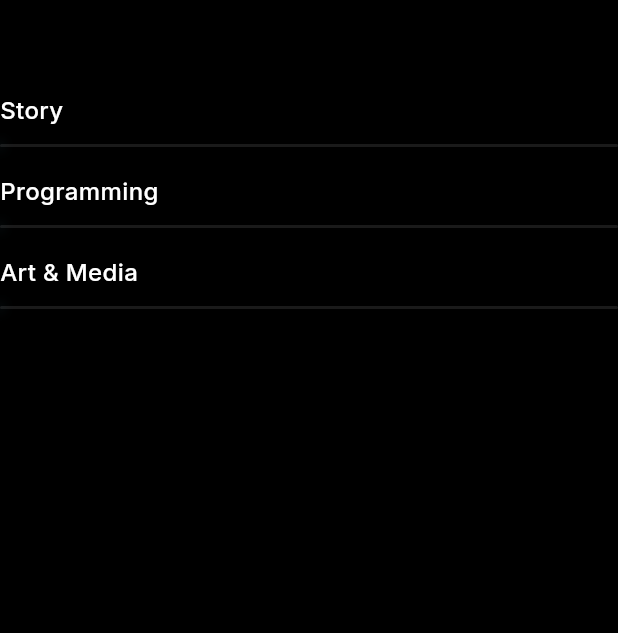
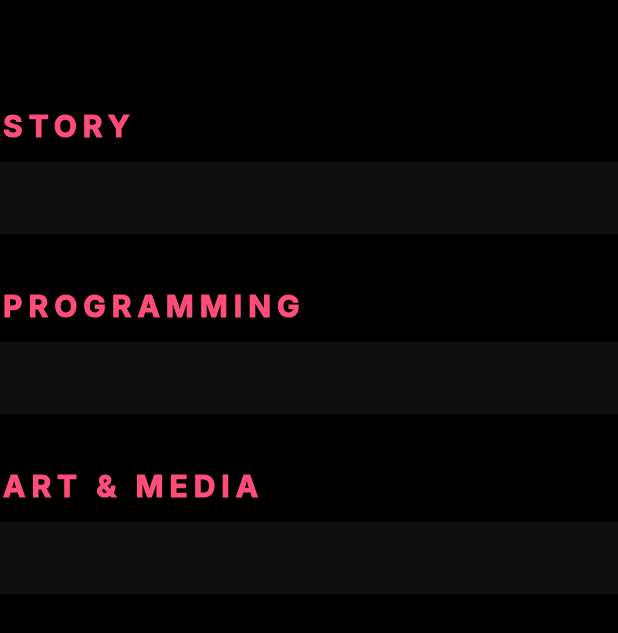
Before and after one commit to kirasimon565/blackmoon_web, a Flutter app: the EpisodeCardWithRebecca widget shown alone on an empty page, opened directly with empty values, on a phone screen of 412 x 824 dp. Shown: the top 633 px of the screen. Run offline on Flutter 3.47's test engine with Material 3 defaults, Android fonts, the phone set to English and light mode, and no system bars; our stand-ins replace go_router.

Commit message:
Update episode_card_with_rebecca.dart

```diff
--- a/lib/features/tracker/widgets/episode_card_with_rebecca.dart
+++ b/lib/features/tracker/widgets/episode_card_with_rebecca.dart
@@ -1,6 +1,8 @@
 import 'package:flutter/material.dart';
 import '../../../../core/theme/app_text_styles.dart';
 import '../models/episode_model.dart';
+
+const Color _accentPink = Color(0xFFFF4D79);
 
 class EpisodeCardWithRebecca extends StatelessWidget {
   final EpisodeModel episode;
@@ -15,66 +17,72 @@ class EpisodeCardWithRebecca extends StatelessWidget {
     return Column(
       crossAxisAlignment: CrossAxisAlignment.start,
       children: [
+        // If you want to show the Episode Title above the bars:
         Text(
-          episode.title,
+          episode.title.toUpperCase(),
           style: AppTextStyles.h1.copyWith(
             fontSize: 28,
-            fontWeight: FontWeight.bold,
+            fontWeight: FontWeight.w900,
             color: Colors.white,
-            letterSpacing: -0.5,
+            letterSpacing: 1.5,
           ),
         ),
-        const SizedBox(height: 24),
-        _buildEverbyteTrack('Story', episode.storyProgress),
-        const SizedBox(height: 16),
-        _buildEverbyteTrack('Programming', episode.programmingProgress),
-        const SizedBox(height: 16),
-        _buildEverbyteTrack('Art & Media', episode.artProgress),
+        const SizedBox(height: 32),
+
+        _buildEverbyteTrack('STORY', episode.storyProgress),
+        const SizedBox(height: 32),
+
+        _buildEverbyteTrack('PROGRAMMING', episode.programmingProgress),
+        const SizedBox(height: 32),
+
+        // Kept as "ART & MEDIA" to maintain BlackMoon's unique identity
+        _buildEverbyteTrack('ART & MEDIA', episode.artProgress),
+
+        const SizedBox(height: 64), // Spacing at the bottom of the card
       ],
     );
   }
 
   Widget _buildEverbyteTrack(String label, int percentage) {
+    // Convert your integer percentage (0-100) to a fraction (0.0-1.0) for FractionallySizedBox
+    final double factor = (percentage / 100).clamp(0.0, 1.0);
+
     return Column(
       crossAxisAlignment: CrossAxisAlignment.start,
       children: [
         Text(
           label,
-          style: AppTextStyles.bodyMedium.copyWith(color: Colors.white),
+          style: AppTextStyles.body.copyWith(
+            color: _accentPink,
+            fontSize: 20,
+            fontWeight: FontWeight.w900,
+            letterSpacing: 4.0,
           ),
-        const SizedBox(height: 10),
-        LayoutBuilder(
-          builder: (context, constraints) {
-            return Stack(
-              children: [
+        ),
+        const SizedBox(height: 8),
         Container(
-                  height: 2,
+          height: 48,
           width: double.infinity,
           decoration: BoxDecoration(
-                    color: Colors.white.withAlpha(26), // ~0.1 opacity
-                    borderRadius: BorderRadius.circular(2),
+            color: Colors.white.withAlpha(15), // Dim grey background track
+          ),
+          child: FractionallySizedBox(
+            alignment: Alignment.centerLeft,
+            widthFactor: factor,
+            child: Container(
+              color: _accentPink, // The filled part
+              alignment: Alignment.centerRight,
+              padding: const EdgeInsets.symmetric(horizontal: 16),
+              child: Text(
+                '$percentage%',
+                style: AppTextStyles.h1.copyWith(
+                  color: Colors.white,
+                  fontSize: 24,
+                  fontWeight: FontWeight.w900,
                 ),
               ),
-                AnimatedContainer(
-                  duration: const Duration(milliseconds: 800),
-                  height: 2,
-                  width: constraints.maxWidth * (percentage / 100),
-                  decoration: BoxDecoration(
-                    color: const Color(0xFF50B5D8),
-                    borderRadius: BorderRadius.circular(2),
-                    boxShadow: [
-                      BoxShadow(
-                        color: const Color(0xFF50B5D8)
-                            .withAlpha(102), // ~0.4 opacity
-                        blurRadius: 6,
-                        spreadRadius: 1,
-                      ),
-                    ],
             ),
           ),
-              ],
-            );
-          },
         ),
       ],
     );
```
Lines whose indentation alone changed are shown as unchanged.
